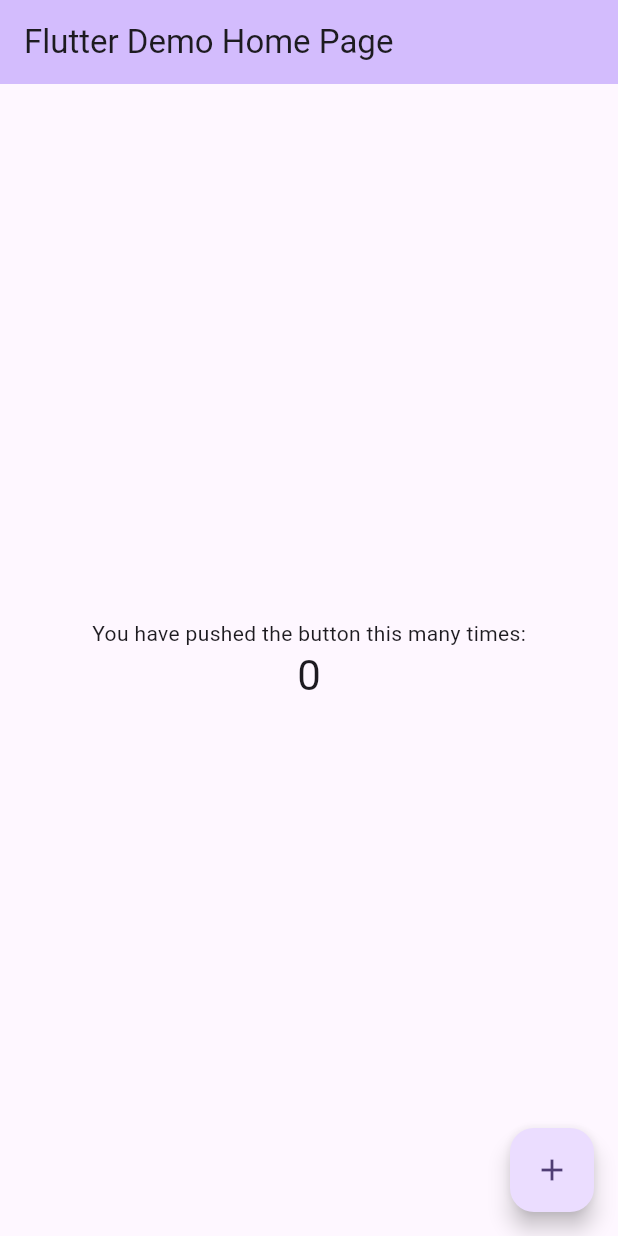
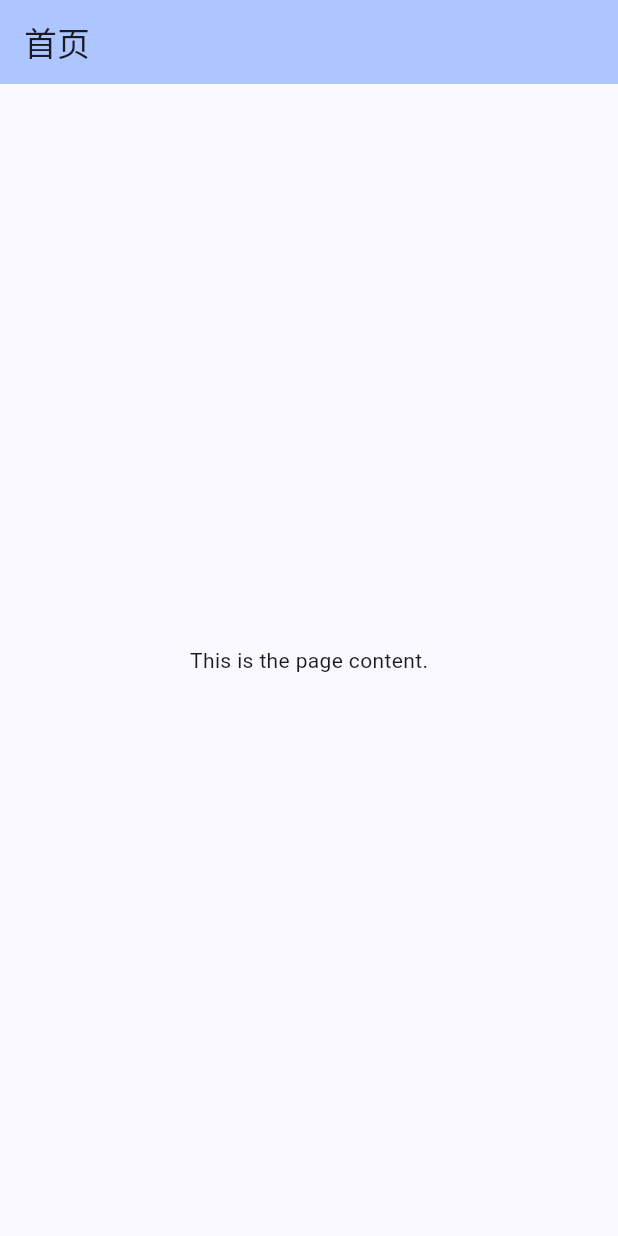
Before and after one commit to yldm-tech/flutter_template, a Flutter app: the screen it shows after launch, on a phone screen of 412 x 824 dp. Run offline on Flutter 3.47's test engine with Material 2 defaults, Android fonts, the phone set to English and light mode, and no system bars.

Commit message:
add home page

```diff
--- a/lib/main.dart
+++ b/lib/main.dart
@@ -1,4 +1,5 @@
 import 'package:flutter/material.dart';
+import 'package:flutter_rent_app/pages/home/home_page.dart';
 
 void main() {
   runApp(const MyApp());
@@ -11,115 +12,11 @@ class MyApp extends StatelessWidget {
   @override
   Widget build(BuildContext context) {
     return MaterialApp(
-      title: 'Flutter Demo',
       theme: ThemeData(
-        // This is the theme of your application.
-        //
-        // TRY THIS: Try running your application with "flutter run". You'll see
-        // the application has a blue toolbar. Then, without quitting the app,
-        // try changing the seedColor in the colorScheme below to Colors.green
-        // and then invoke "hot reload" (save your changes or press the "hot
-        // reload" button in a Flutter-supported IDE, or press "r" if you used
-        // the command line to start the app).
-        //
-        // Notice that the counter didn't reset back to zero; the application
-        // state is not lost during the reload. To reset the state, use hot
-        // restart instead.
-        //
-        // This works for code too, not just values: Most code changes can be
-        // tested with just a hot reload.
-        colorScheme: ColorScheme.fromSeed(seedColor: Colors.deepPurple),
+        colorScheme: ColorScheme.fromSeed(seedColor: Colors.blueAccent),
         useMaterial3: true,
       ),
-      home: const MyHomePage(title: 'Flutter Demo Home Page'),
+      home: const HomePage(),
     );
   }
 }
-
-class MyHomePage extends StatefulWidget {
-  const MyHomePage({super.key, required this.title});
-
-  // This widget is the home page of your application. It is stateful, meaning
-  // that it has a State object (defined below) that contains fields that affect
-  // how it looks.
-
-  // This class is the configuration for the state. It holds the values (in this
-  // case the title) provided by the parent (in this case the App widget) and
-  // used by the build method of the State. Fields in a Widget subclass are
-  // always marked "final".
-
-  final String title;
-
-  @override
-  State<MyHomePage> createState() => _MyHomePageState();
-}
-
-class _MyHomePageState extends State<MyHomePage> {
-  int _counter = 0;
-
-  void _incrementCounter() {
-    setState(() {
-      // This call to setState tells the Flutter framework that something has
-      // changed in this State, which causes it to rerun the build method below
-      // so that the display can reflect the updated values. If we changed
-      // _counter without calling setState(), then the build method would not be
-      // called again, and so nothing would appear to happen.
-      _counter++;
-    });
-  }
-
-  @override
-  Widget build(BuildContext context) {
-    // This method is rerun every time setState is called, for instance as done
-    // by the _incrementCounter method above.
-    //
-    // The Flutter framework has been optimized to make rerunning build methods
-    // fast, so that you can just rebuild anything that needs updating rather
-    // than having to individually change instances of widgets.
-    return Scaffold(
-      appBar: AppBar(
-        // TRY THIS: Try changing the color here to a specific color (to
-        // Colors.amber, perhaps?) and trigger a hot reload to see the AppBar
-        // change color while the other colors stay the same.
-        backgroundColor: Theme.of(context).colorScheme.inversePrimary,
-        // Here we take the value from the MyHomePage object that was created by
-        // the App.build method, and use it to set our appbar title.
-        title: Text(widget.title),
-      ),
-      body: Center(
-        // Center is a layout widget. It takes a single child and positions it
-        // in the middle of the parent.
-        child: Column(
-          // Column is also a layout widget. It takes a list of children and
-          // arranges them vertically. By default, it sizes itself to fit its
-          // children horizontally, and tries to be as tall as its parent.
-          //
-          // Column has various properties to control how it sizes itself and
-          // how it positions its children. Here we use mainAxisAlignment to
-          // center the children vertically; the main axis here is the vertical
-          // axis because Columns are vertical (the cross axis would be
-          // horizontal).
-          //
-          // TRY THIS: Invoke "debug painting" (choose the "Toggle Debug Paint"
-          // action in the IDE, or press "p" in the console), to see the
-          // wireframe for each widget.
-          mainAxisAlignment: MainAxisAlignment.center,
-          children: <Widget>[
-            const Text(
-              'You have pushed the button this many times:',
-            ),
-            Text(
-              '$_counter',
-              style: Theme.of(context).textTheme.headlineMedium,
-            ),
-          ],
-        ),
-      ),
-      floatingActionButton: FloatingActionButton(
-        onPressed: _incrementCounter,
-        tooltip: 'Increment',
-        child: const Icon(Icons.add),
-      ), // This trailing comma makes auto-formatting nicer for build methods.
-    );
-  }
-}
--- /dev/null
+++ b/lib/pages/home/home_page.dart
@@ -0,0 +1,11 @@
+import 'package:flutter/material.dart';
+import 'package:flutter_rent_app/widgets/page_content.dart';
+
+class HomePage extends StatelessWidget {
+  const HomePage({super.key});
+
+  @override
+  Widget build(BuildContext context) {
+    return const PageContent(name: "首页");
+  }
+}
--- /dev/null
+++ b/lib/widgets/page_content.dart
@@ -0,0 +1,26 @@
+import 'package:flutter/material.dart';
+
+class PageContent extends StatelessWidget {
+  final String name;
+  const PageContent({Key? key, required this.name}) : super(key: key);
+
+  @override
+  Widget build(BuildContext context) {
+    return Scaffold(
+      appBar: AppBar(
+        backgroundColor: Theme.of(context).colorScheme.inversePrimary,
+        title: Text(name),
+      ),
+      body: const Center(
+        child: Column(
+          mainAxisAlignment: MainAxisAlignment.center,
+          children: <Widget>[
+            Text(
+              'This is the page content.',
+            ),
+          ],
+        ),
+      ),
+    );
+  }
+}
```
Also changed, not shown: lib/pages/home/counter_page.dart (added, +49 -0 lines), 1 other file.
